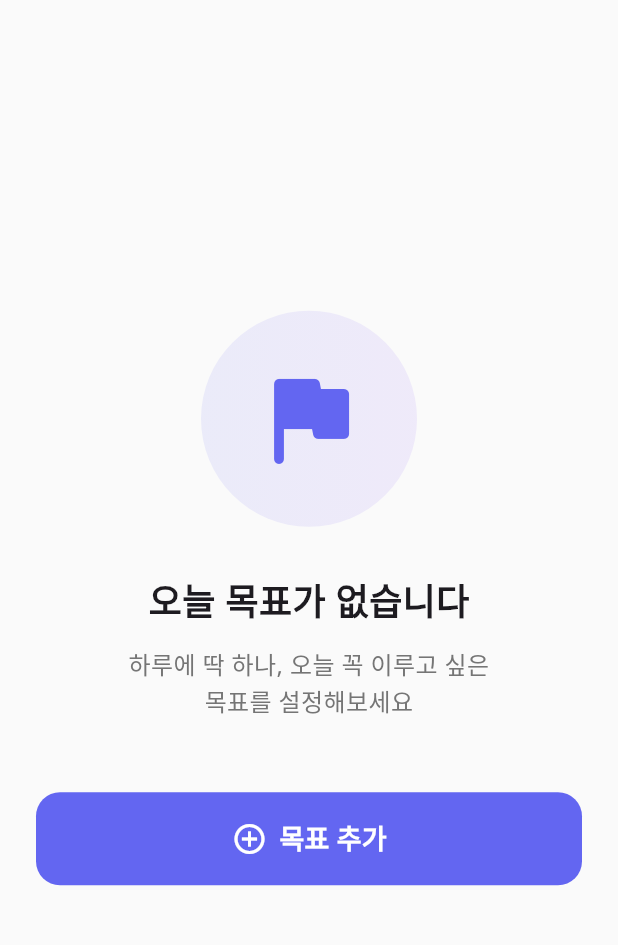
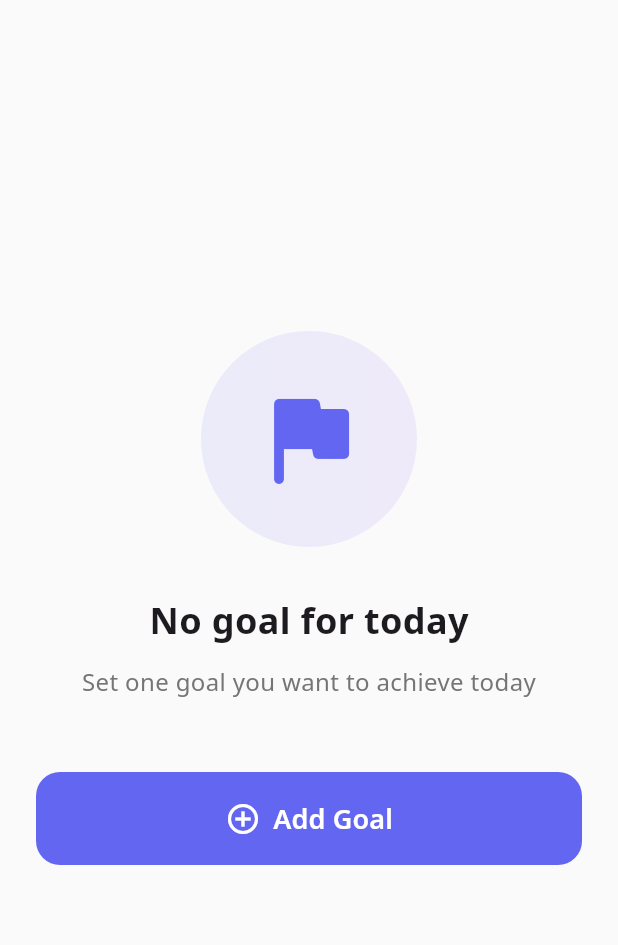
Before and after one commit to yonghk423/oneToday, a Flutter app: the screen it shows after launch, on a phone screen of 412 x 824 dp, the part 62-1007 px from its top. Run offline on Flutter 3.47's test engine with Material 3 defaults, Android fonts, the phone set to English and light mode, and no system bars; drawn by our look-alikes of flutter_animate; our stand-ins replace confetti, flutter_local_notifications, google_fonts, numberpicker, shared_preferences, timezone.

Commit message:
다중 언어 지원 되도록 수정

```diff
--- /dev/null
+++ b/lib/localization/app_localizations.dart
@@ -0,0 +1,170 @@
+import 'package:flutter/material.dart';
+
+class AppLocalizations {
+  final Locale locale;
+
+  AppLocalizations(this.locale);
+
+  static AppLocalizations? of(BuildContext context) {
+    return Localizations.of<AppLocalizations>(context, AppLocalizations);
+  }
+
+  static const LocalizationsDelegate<AppLocalizations> delegate =
+      _AppLocalizationsDelegate();
+
+  static final Map<String, Map<String, String>> _localizedValues = {
+    'ko': {
+      'app_title': 'One Today',
+      'today_goal': '오늘의 목표',
+      'no_goal': '오늘 목표가 없습니다',
+      'no_goal_description': '하루에 딱 하나, 오늘 꼭 이루고 싶은\n목표를 설정해보세요',
+      'add_goal': '목표 추가',
+      'remaining_time': '남은 시간',
+      'until_midnight': '자정까지 남은 시간',
+      'hours': '시간',
+      'minutes': '분',
+      'left': '남았습니다',
+      'complete_goal': '목표 완료',
+      'create_goal': '오늘의 목표 설정',
+      'goal_name': '목표 이름',
+      'goal_name_hint': '예: 영어 문법 공부',
+      'alarm_setting': '알람 설정',
+      'optional': '선택사항',
+      'no_alarm_set': '알람이 설정되지 않았습니다',
+      'add_alarm': '알람 추가',
+      'alarm_time_setting': '알람 시간 설정',
+      'until_midnight_based': '자정까지 남은 시간 기준',
+      'before': '전',
+      'cancel': '취소',
+      'confirm': '확인',
+      'select_time': '시간을 선택해주세요',
+      'duplicate_alarm': '알람이 이미 추가되어 있습니다',
+      'goal_already_exists': '오늘의 목표는 이미 설정되어 있습니다',
+      'completed': '완료!',
+      'goal_completed': '오늘의 목표를 달성했어요!',
+      'continue_tomorrow': '내일도 계속 도전해보세요',
+      'time_passed': '시간이 지났어요',
+      'goal_not_completed': '오늘의 목표를 완료하지 못했습니다',
+      'try_again_tomorrow': '괜찮아요! 내일 다시 도전해봐요',
+      'hours_left': '시간 남았습니다',
+      'minutes_left': '분 남았습니다',
+      'goal_name_required': '목표 이름을 입력해주세요',
+      'create_goal_button': '목표 생성',
+      'today_remaining_time': '오늘 남은 시간',
+      'until_midnight_time': '자정까지 남은 시간입니다',
+      'alarm_before_format': '{hours}시간 {minutes}분 전',
+    },
+    'en': {
+      'app_title': 'One Today',
+      'today_goal': "Today's Goal",
+      'no_goal': 'No goal for today',
+      'no_goal_description': 'Set one goal you want to achieve today',
+      'add_goal': 'Add Goal',
+      'remaining_time': 'Remaining Time',
+      'until_midnight': 'Time until midnight',
+      'hours': 'hours',
+      'minutes': 'minutes',
+      'left': 'left',
+      'complete_goal': 'Complete Goal',
+      'create_goal': 'Set Today\'s Goal',
+      'goal_name': 'Goal Name',
+      'goal_name_hint': 'e.g., Study English grammar',
+      'alarm_setting': 'Alarm Setting',
+      'optional': 'Optional',
+      'no_alarm_set': 'No alarm set',
+      'add_alarm': 'Add Alarm',
+      'alarm_time_setting': 'Set Alarm Time',
+      'until_midnight_based': 'Based on time until midnight',
+      'before': 'before',
+      'cancel': 'Cancel',
+      'confirm': 'Confirm',
+      'select_time': 'Please select a time',
+      'duplicate_alarm': 'This alarm is already added',
+      'goal_already_exists': 'Today\'s goal is already set',
+      'completed': 'Completed!',
+      'goal_completed': 'You achieved today\'s goal!',
+      'continue_tomorrow': 'Keep challenging tomorrow',
+      'time_passed': 'Time has passed',
+      'goal_not_completed': 'You didn\'t complete today\'s goal',
+      'try_again_tomorrow': 'It\'s okay! Try again tomorrow',
+      'hours_left': 'hours left',
+      'minutes_left': 'minutes left',
+      'goal_name_required': 'Please enter a goal name',
+      'create_goal_button': 'Create Goal',
+      'today_remaining_time': 'Time Remaining Today',
+      'until_midnight_time': 'Time remaining until midnight',
+      'alarm_before_format': '{hours} hours {minutes} minutes before',
+    },
+  };
+
+  // 동적 텍스트를 위한 메서드
+  String alarmBefore(int hours, int minutes) {
+    final format = translate('alarm_before_format');
+    return format.replaceAll('{hours}', hours.toString()).replaceAll('{minutes}', minutes.toString());
+  }
+
+  String translate(String key) {
+    // 현재 언어의 번역이 있으면 사용, 없으면 영어로, 그것도 없으면 key 반환
+    return _localizedValues[locale.languageCode]?[key] ??
+           _localizedValues['en']?[key] ??
+           key;
+  }
+
+  // 편의 메서드들
+  String get appTitle => translate('app_title');
+  String get todayGoal => translate('today_goal');
+  String get noGoal => translate('no_goal');
+  String get noGoalDescription => translate('no_goal_description');
+  String get addGoal => translate('add_goal');
+  String get remainingTime => translate('remaining_time');
+  String get untilMidnight => translate('until_midnight');
+  String get hours => translate('hours');
+  String get minutes => translate('minutes');
+  String get left => translate('left');
+  String get completeGoal => translate('complete_goal');
+  String get createGoal => translate('create_goal');
+  String get goalName => translate('goal_name');
+  String get goalNameHint => translate('goal_name_hint');
+  String get alarmSetting => translate('alarm_setting');
+  String get optional => translate('optional');
+  String get noAlarmSet => translate('no_alarm_set');
+  String get addAlarm => translate('add_alarm');
+  String get alarmTimeSetting => translate('alarm_time_setting');
+  String get untilMidnightBased => translate('until_midnight_based');
+  String get before => translate('before');
+  String get cancel => translate('cancel');
+  String get confirm => translate('confirm');
+  String get selectTime => translate('select_time');
+  String get duplicateAlarm => translate('duplicate_alarm');
+  String get goalAlreadyExists => translate('goal_already_exists');
+  String get completed => translate('completed');
+  String get goalCompleted => translate('goal_completed');
+  String get continueTomorrow => translate('continue_tomorrow');
+  String get timePassed => translate('time_passed');
+  String get goalNotCompleted => translate('goal_not_completed');
+  String get tryAgainTomorrow => translate('try_again_tomorrow');
+  String get hoursLeft => translate('hours_left');
+  String get minutesLeft => translate('minutes_left');
+  String get goalNameRequired => translate('goal_name_required');
+  String get createGoalButton => translate('create_goal_button');
+  String get todayRemainingTime => translate('today_remaining_time');
+  String get untilMidnightTime => translate('until_midnight_time');
+}
+
+class _AppLocalizationsDelegate
+    extends LocalizationsDelegate<AppLocalizations> {
+  const _AppLocalizationsDelegate();
+
+  @override
+  bool isSupported(Locale locale) {
+    return ['ko', 'en'].contains(locale.languageCode);
+  }
+
+  @override
+  Future<AppLocalizations> load(Locale locale) async {
+    return AppLocalizations(locale);
+  }
+
+  @override
+  bool shouldReload(_AppLocalizationsDelegate old) => false;
+}
--- a/lib/main.dart
+++ b/lib/main.dart
@@ -1,7 +1,9 @@
 import 'package:flutter/material.dart';
+import 'package:flutter_localizations/flutter_localizations.dart';
 import 'package:google_fonts/google_fonts.dart';
 import 'screens/home_screen.dart';
 import 'services/alarm_service.dart';
+import 'localization/app_localizations.dart';
 
 void main() async {
   WidgetsFlutterBinding.ensureInitialized();
@@ -19,6 +21,30 @@ class MyApp extends StatelessWidget {
   Widget build(BuildContext context) {
     return MaterialApp(
       title: 'One Today',
+      localizationsDelegates: const [
+        AppLocalizations.delegate,
+        GlobalMaterialLocalizations.delegate,
+        GlobalWidgetsLocalizations.delegate,
+        GlobalCupertinoLocalizations.delegate,
+      ],
+      supportedLocales: const [
+        Locale('ko', 'KR'), // 한국어
+        Locale('en', 'US'), // 영어
+      ],
+      // 지원하지 않는 언어는 영어로 표시
+      localeResolutionCallback: (locale, supportedLocales) {
+        // 한국어나 영어가 지원되면 해당 언어 사용
+        if (locale != null) {
+          for (var supportedLocale in supportedLocales) {
+            if (supportedLocale.languageCode == locale.languageCode) {
+              return supportedLocale;
+            }
+          }
+        }
+        // 지원하지 않는 언어는 영어로 기본값 설정
+        return const Locale('en', 'US');
+      },
+      // 시스템 언어를 자동으로 감지 (한국어면 한국어, 영어면 영어로 표시)
       theme: ThemeData(
         colorScheme: ColorScheme.fromSeed(
           seedColor: const Color(0xFF6366F1),
--- a/lib/screens/home_screen.dart
+++ b/lib/screens/home_screen.dart
@@ -4,6 +4,7 @@ import 'package:flutter_animate/flutter_animate.dart';
 import '../models/goal.dart';
 import '../services/goal_service.dart';
 import '../services/alarm_service.dart';
+import '../localization/app_localizations.dart';
 import 'create_goal_screen.dart';
 import 'completed_screen.dart';
 import 'failed_screen.dart';
@@ -96,9 +97,10 @@ class _HomeScreenState extends State<HomeScreen> {
   }
 
   Widget _buildEmptyState() {
+    final l10n = AppLocalizations.of(context)!;
     return Scaffold(
       backgroundColor: Colors.grey.shade50,
-      appBar: AppBar(title: const Text('One Today')),
+      appBar: AppBar(title: Text(l10n.appTitle)),
       body: Center(
         child: Padding(
           padding: const EdgeInsets.all(24.0),
@@ -126,13 +128,16 @@ class _HomeScreenState extends State<HomeScreen> {
                   .fadeIn(duration: 600.ms)
                   .scale(delay: 200.ms, duration: 400.ms),
               const SizedBox(height: 32),
-              const Text(
-                '오늘 목표가 없습니다',
-                style: TextStyle(fontSize: 24, fontWeight: FontWeight.bold),
+              Text(
+                l10n.noGoal,
+                style: const TextStyle(
+                  fontSize: 24,
+                  fontWeight: FontWeight.bold,
+                ),
               ).animate().fadeIn(delay: 300.ms),
               const SizedBox(height: 12),
               Text(
-                '하루에 딱 하나, 오늘 꼭 이루고 싶은\n목표를 설정해보세요',
+                l10n.noGoalDescription,
                 style: TextStyle(
                   fontSize: 16,
                   color: Colors.grey.shade600,
@@ -161,14 +166,14 @@ class _HomeScreenState extends State<HomeScreen> {
                     padding: const EdgeInsets.symmetric(vertical: 18),
                     elevation: 0,
                   ),
-                  child: const Row(
+                  child: Row(
                     mainAxisAlignment: MainAxisAlignment.center,
                     children: [
-                      Icon(Icons.add_circle_outline, size: 24),
-                      SizedBox(width: 8),
+                      const Icon(Icons.add_circle_outline, size: 24),
+                      const SizedBox(width: 8),
                       Text(
-                        '목표 추가',
-                        style: TextStyle(
+                        l10n.addGoal,
+                        style: const TextStyle(
                           fontSize: 18,
                           fontWeight: FontWeight.w600,
                         ),
@@ -185,9 +190,10 @@ class _HomeScreenState extends State<HomeScreen> {
   }
 
   Widget _buildGoalState() {
+    final l10n = AppLocalizations.of(context)!;
     return Scaffold(
       backgroundColor: Colors.grey.shade50,
-      appBar: AppBar(title: const Text('One Today')),
+      appBar: AppBar(title: Text(l10n.appTitle)),
       body: Padding(
         padding: const EdgeInsets.all(24.0),
         child: Column(
@@ -229,9 +235,9 @@ class _HomeScreenState extends State<HomeScreen> {
                         ),
                       ),
                       const SizedBox(width: 12),
-                      const Text(
-                        '오늘의 목표',
-                        style: TextStyle(
+                      Text(
+                        l10n.todayGoal,
+                        style: const TextStyle(
                           fontSize: 14,
                           color: Colors.white70,
                           fontWeight: FontWeight.w500,
@@ -276,7 +282,7 @@ class _HomeScreenState extends State<HomeScreen> {
                 child: Column(
                   children: [
                     Text(
-                      '남은 시간',
+                      l10n.remainingTime,
                       style: TextStyle(
                         fontSize: 14,
                         color: Colors.grey.shade600,
@@ -303,7 +309,7 @@ class _HomeScreenState extends State<HomeScreen> {
                         Padding(
                           padding: const EdgeInsets.symmetric(horizontal: 8),
                           child: Text(
-                            '시간',
+                            l10n.hours,
                             style: TextStyle(
                               fontSize: 20,
                               color: Colors.grey.shade600,
@@ -324,7 +330,7 @@ class _HomeScreenState extends State<HomeScreen> {
                         Padding(
                           padding: const EdgeInsets.symmetric(horizontal: 8),
                           child: Text(
-                            '분',
+                            l10n.minutes,
                             style: TextStyle(
                               fontSize: 20,
                               color: Colors.grey.shade600,
@@ -345,10 +351,10 @@ class _HomeScreenState extends State<HomeScreen> {
                         borderRadius: BorderRadius.circular(12),
                       ),
                       child: Text(
-                        '자정까지 남은 시간',
-                        style: TextStyle(
+                        l10n.untilMidnight,
+                        style: const TextStyle(
                           fontSize: 12,
-                          color: const Color(0xFF6366F1),
+                          color: Color(0xFF6366F1),
                           fontWeight: FontWeight.w500,
                         ),
                       ),
@@ -380,14 +386,14 @@ class _HomeScreenState extends State<HomeScreen> {
                   padding: const EdgeInsets.symmetric(vertical: 20),
                   elevation: 0,
                 ),
-                child: const Row(
+                child: Row(
                   mainAxisAlignment: MainAxisAlignment.center,
                   children: [
-                    Icon(Icons.check_circle, size: 28),
-                    SizedBox(width: 12),
+                    const Icon(Icons.check_circle, size: 28),
+                    const SizedBox(width: 12),
                     Text(
-                      '목표 완료',
-                      style: TextStyle(
+                      l10n.completeGoal,
+                      style: const TextStyle(
                         fontSize: 20,
                         fontWeight: FontWeight.bold,
                       ),
--- a/pubspec.yaml
+++ b/pubspec.yaml
@@ -30,6 +30,8 @@ environment:
 dependencies:
   flutter:
     sdk: flutter
+  flutter_localizations:
+    sdk: flutter
 
   # The following adds the Cupertino Icons font to your application.
   # Use with the CupertinoIcons class for iOS style icons.
@@ -39,7 +41,7 @@ dependencies:
   shared_preferences: ^2.2.2
 
   # 날짜/시간 포맷팅
-  intl: ^0.19.0
+  intl: ^0.20.2
 
   # 알람 기능
   flutter_local_notifications: ^17.0.0
```
Also changed, not shown: lib/screens/completed_screen.dart (+11 -9 lines), lib/screens/create_goal_screen.dart (+26 -20 lines), lib/screens/failed_screen.dart (+11 -9 lines), lib/widgets/alarm_setting_widget.dart (+24 -20 lines), pubspec.lock.
